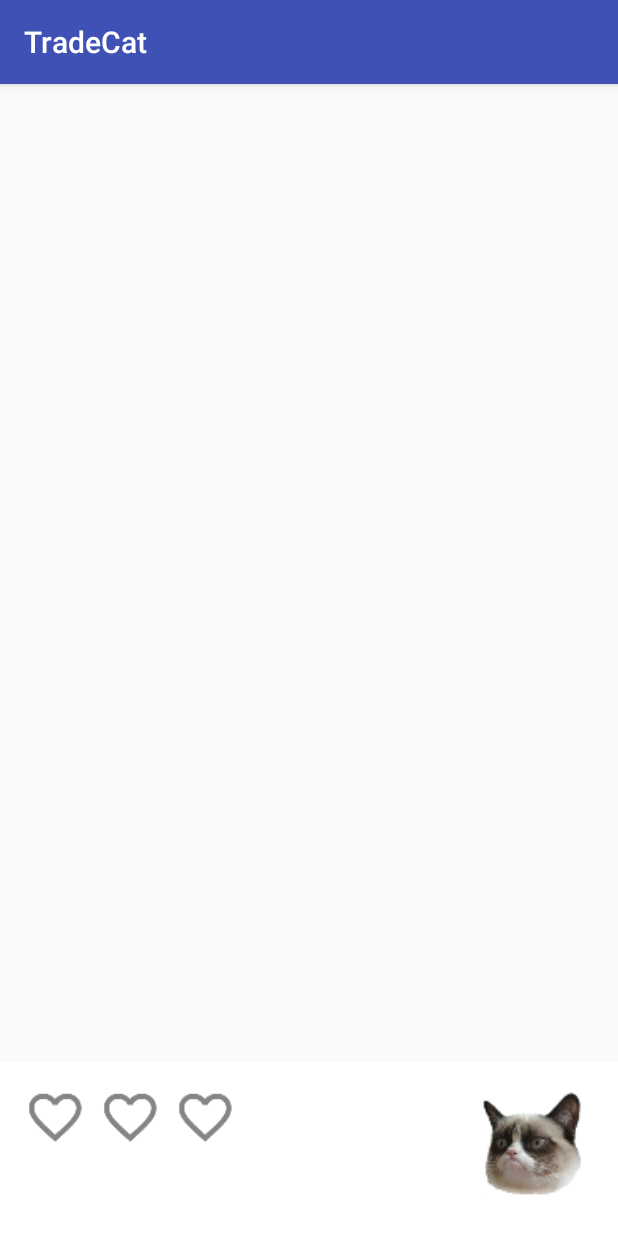
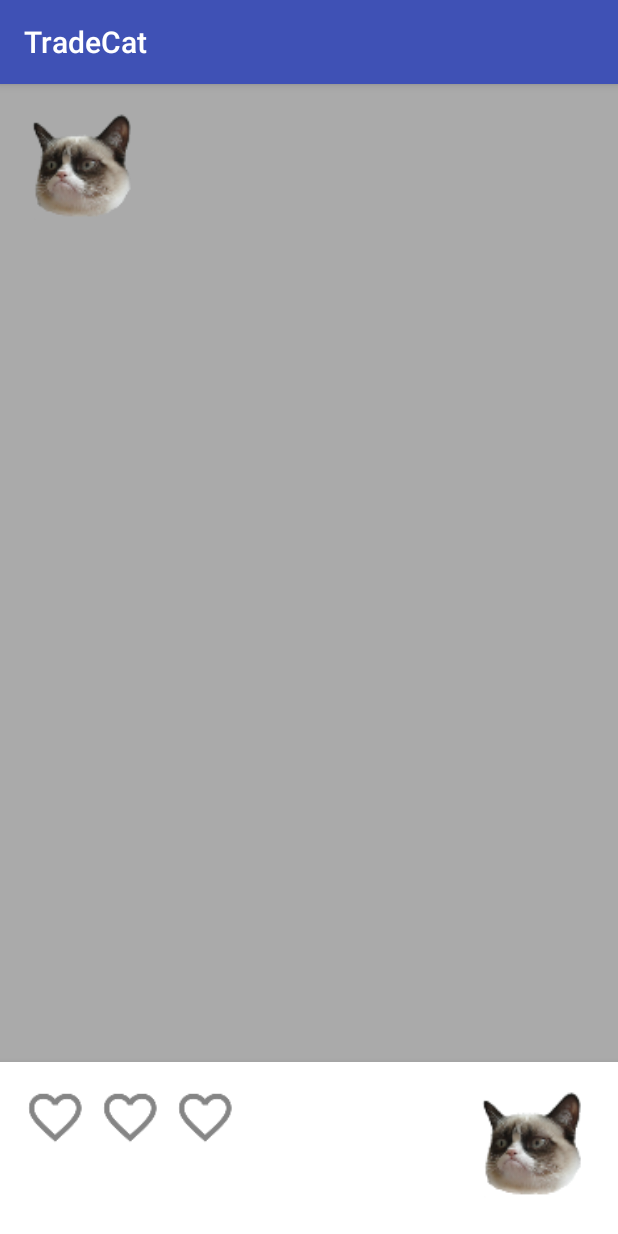
Before and after one commit to IKholopov/TradeCat, an Android app: the screen it shows after launch (MainActivity), on a phone screen of 412 x 824 dp. Run offline under Robolectric (Android 15) with nearby library versions, the phone set to English and light mode, and no system bars; our stand-ins replace ButterKnife.

Commit message:
Added profile GraphList fragment

```diff
--- a/app/src/main/java/com/dreamteam/yamblz/tradecat/MainActivity.java
+++ b/app/src/main/java/com/dreamteam/yamblz/tradecat/MainActivity.java
@@ -1,13 +1,28 @@
 package com.dreamteam.yamblz.tradecat;
 
+import android.os.Bundle;
 import android.support.v7.app.AppCompatActivity;
-import android.os.Bundle;
+
+import com.dreamteam.yamblz.tradecat.ui.GraphListFragment;
 
 public class MainActivity extends AppCompatActivity {
+
+    private final int container = R.id.container;
 
     @Override
     protected void onCreate(Bundle savedInstanceState) {
         super.onCreate(savedInstanceState);
         setContentView(R.layout.activity_main);
+        if (getSupportFragmentManager().findFragmentByTag(GraphListFragment.TAG) == null) {
+            navigateToGraphList();
+        }
+    }
+
+    public void navigateToGraphList() {
+        GraphListFragment fragment = new GraphListFragment();
+        getSupportFragmentManager().beginTransaction()
+                .replace(container, fragment, GraphListFragment.TAG)
+                .addToBackStack(null)
+                .commitAllowingStateLoss();
     }
 }
--- /dev/null
+++ b/app/src/main/java/com/dreamteam/yamblz/tradecat/ui/GraphListFragment.java
@@ -0,0 +1,28 @@
+package com.dreamteam.yamblz.tradecat.ui;
+
+import android.os.Bundle;
+import android.support.annotation.Nullable;
+import android.support.v4.app.Fragment;
+import android.view.LayoutInflater;
+import android.view.View;
+import android.view.ViewGroup;
+
+import com.dreamteam.yamblz.tradecat.R;
+
+import butterknife.ButterKnife;
+
+/**
+ * Created by Maksim Sukhotski on 8/12/2017.
+ */
+
+public class GraphListFragment extends Fragment {
+    public static final String TAG = "GraphListFragment";
+
+    @Nullable
+    @Override
+    public View onCreateView(LayoutInflater inflater, @Nullable ViewGroup container, @Nullable Bundle savedInstanceState) {
+        View v = inflater.inflate(R.layout.fragment_graph_list, container, false);
+        ButterKnife.bind(this, v);
+        return v;
+    }
+}
--- a/app/src/main/res/layout/activity_main.xml
+++ b/app/src/main/res/layout/activity_main.xml
@@ -1,11 +1,15 @@
 <?xml version="1.0" encoding="utf-8"?>
 <android.support.design.widget.CoordinatorLayout xmlns:android="http://schemas.android.com/apk/res/android"
-    xmlns:app="http://schemas.android.com/apk/res-auto"
-    xmlns:tools="http://schemas.android.com/tools"
-    android:layout_width="match_parent"
-    android:layout_height="match_parent"
-    tools:context="com.dreamteam.yamblz.tradecat.MainActivity">
+                                                 xmlns:tools="http://schemas.android.com/tools"
+                                                 android:layout_width="match_parent"
+                                                 android:layout_height="match_parent"
+                                                 tools:context="com.dreamteam.yamblz.tradecat.MainActivity">
 
     <include layout="@layout/fragment_profile"/>
 
+    <FrameLayout
+        android:id="@+id/container"
+        android:layout_width="match_parent"
+        android:layout_height="match_parent">
+    </FrameLayout>
 </android.support.design.widget.CoordinatorLayout>
--- /dev/null
+++ b/app/src/main/res/layout/fragment_graph_list.xml
@@ -0,0 +1,17 @@
+<?xml version="1.0" encoding="utf-8"?>
+<LinearLayout xmlns:android="http://schemas.android.com/apk/res/android"
+              android:id="@+id/containerPager"
+              android:layout_width="match_parent"
+              android:layout_height="match_parent"
+              android:background="@android:color/darker_gray"
+              android:orientation="vertical">
+
+    <ImageView
+        android:id="@+id/ivAvatar"
+        android:layout_width="80dp"
+        android:layout_height="80dp"
+        android:layout_alignParentEnd="true"
+        android:layout_alignParentTop="true"
+        android:layout_margin="16dp"
+        android:src="@mipmap/ic_launcher"/>
+</LinearLayout>
--- a/app/src/main/res/layout/fragment_profile.xml
+++ b/app/src/main/res/layout/fragment_profile.xml
@@ -7,6 +7,7 @@
                 android:background="@android:color/white"
                 android:layout_height="match_parent"
                 app:behavior_peekHeight="116dp"
+                android:elevation="8dp"
                 app:layout_behavior="@string/bottom_sheet_behavior"
                 tools:showIn="@layout/activity_main">
 
```
